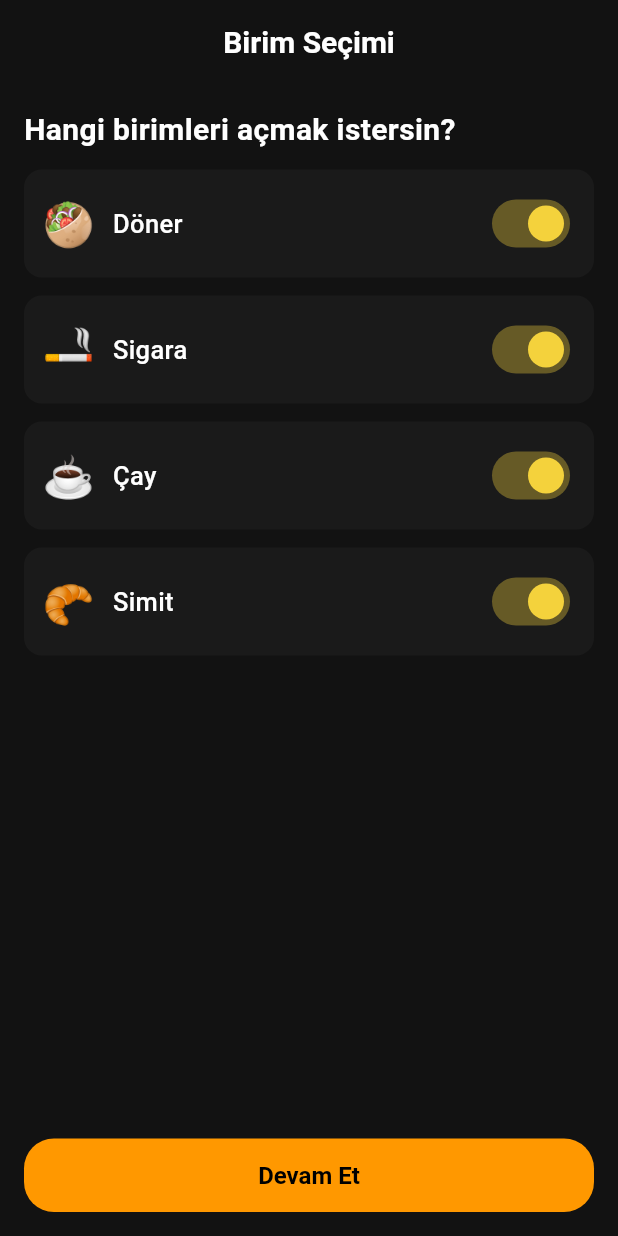
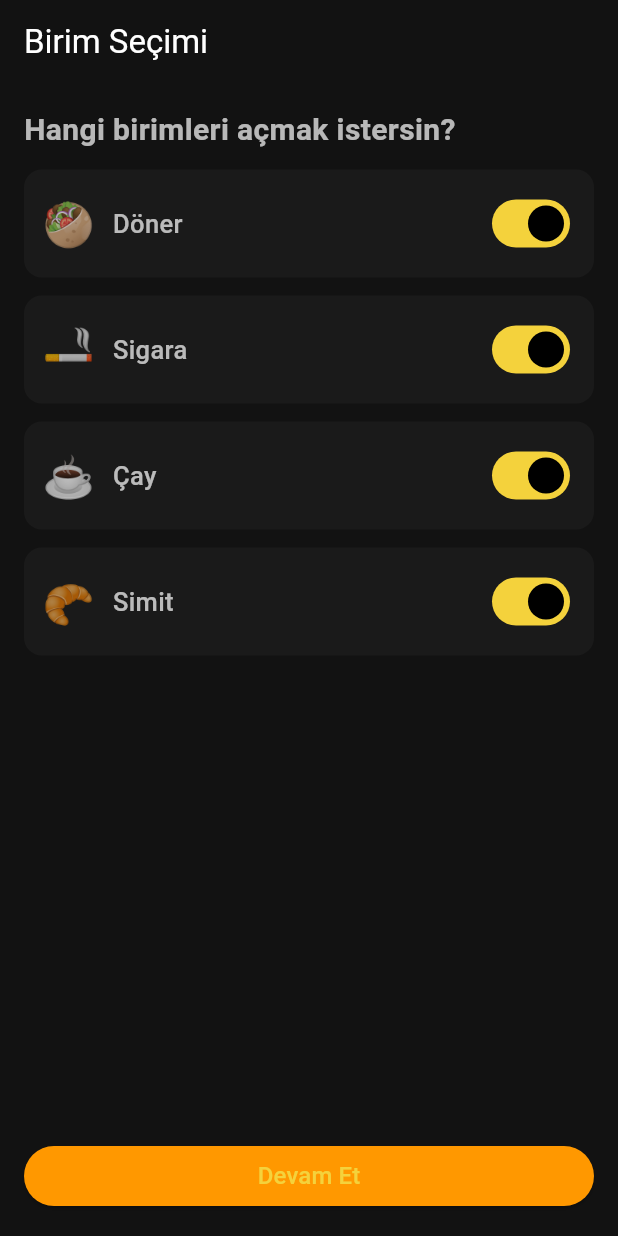
Before and after one commit to tunahan-kara/Donermatik, a Flutter app: the screen it shows after launch, on a phone screen of 412 x 824 dp. Run offline on Flutter 3.47's test engine with Material 3 defaults, Android fonts, the phone set to English and light mode, and no system bars; our stand-ins replace shared_preferences.

Commit message:
Bug fixes and light/dark theme

```diff
--- a/donermatik/lib/main.dart
+++ b/donermatik/lib/main.dart
@@ -1,9 +1,11 @@
 import 'package:flutter/material.dart';
 import 'package:flutter/services.dart';
+import 'package:provider/provider.dart';
 import 'package:shared_preferences/shared_preferences.dart';
 
 import 'models/unit_model.dart';
 import 'models/subscription_model.dart';
+
 import 'utils/default_units.dart';
 import 'utils/storage_service.dart';
 
@@ -13,12 +15,13 @@ import 'screens/profile_screen.dart';
 import 'screens/onboarding_screen.dart';
 import 'screens/subscriptions_screen.dart';
 
+import 'providers/settings_provider.dart';
 import 'theme/app_theme.dart';
 
 void main() async {
   WidgetsFlutterBinding.ensureInitialized();
 
-  // FULLSCREEN
+  // FULL SCREEN MODE
   await SystemChrome.setEnabledSystemUIMode(SystemUiMode.immersiveSticky);
 
   SystemChrome.setSystemUIOverlayStyle(
@@ -28,7 +31,12 @@ void main() async {
     ),
   );
 
-  runApp(const DonermatikApp());
+  runApp(
+    ChangeNotifierProvider(
+      create: (_) => SettingsProvider()..loadSettings(),
+      child: const DonermatikApp(),
+    ),
+  );
 }
 
 class DonermatikApp extends StatelessWidget {
@@ -36,10 +44,19 @@ class DonermatikApp extends StatelessWidget {
 
   @override
   Widget build(BuildContext context) {
+    final settings = context.watch<SettingsProvider>().settings;
+
     return MaterialApp(
       title: 'Dönermatik',
       debugShowCheckedModeBanner: false,
-      theme: AppTheme.darkTheme,
+
+      // Provider teması
+      themeMode: settings.darkMode ? ThemeMode.dark : ThemeMode.light,
+
+      // AppTheme fallback (lightTheme ekledik)
+      theme: AppTheme.lightTheme,
+      darkTheme: AppTheme.darkTheme,
+
       home: const LoadingScreen(),
     );
   }
@@ -124,7 +141,6 @@ class _MainNavigationState extends State<MainNavigation> {
     List<UnitModel> finalUnits = [];
     final activeIds = await StorageService.loadActiveUnits();
 
-    // default units
     for (var u in DefaultUnits.units) {
       final savedPrice = await StorageService.loadUnitPrice(u.id);
       finalUnits.add(
@@ -135,7 +151,6 @@ class _MainNavigationState extends State<MainNavigation> {
       );
     }
 
-    // custom units
     final customMaps = await StorageService.loadCustomUnits();
     for (var m in customMaps) {
       finalUnits.add(
--- /dev/null
+++ b/donermatik/lib/models/settings_model.dart
@@ -0,0 +1,57 @@
+class SettingsModel {
+  final bool darkMode;
+  final String currency;
+  final String defaultUnit; // doner, cay, sigara, custom
+  final String? customUnitName;
+  final String userName;
+  final String avatar;
+
+  SettingsModel({
+    required this.darkMode,
+    required this.currency,
+    required this.defaultUnit,
+    required this.userName,
+    required this.avatar,
+    this.customUnitName,
+  });
+
+  SettingsModel copyWith({
+    bool? darkMode,
+    String? currency,
+    String? defaultUnit,
+    String? customUnitName,
+    String? userName,
+    String? avatar,
+  }) {
+    return SettingsModel(
+      darkMode: darkMode ?? this.darkMode,
+      currency: currency ?? this.currency,
+      defaultUnit: defaultUnit ?? this.defaultUnit,
+      customUnitName: customUnitName ?? this.customUnitName,
+      userName: userName ?? this.userName,
+      avatar: avatar ?? this.avatar,
+    );
+  }
+
+  Map<String, dynamic> toMap() {
+    return {
+      "darkMode": darkMode,
+      "currency": currency,
+      "defaultUnit": defaultUnit,
+      "customUnitName": customUnitName,
+      "userName": userName,
+      "avatar": avatar,
+    };
+  }
+
+  factory SettingsModel.fromMap(Map<String, dynamic> map) {
+    return SettingsModel(
+      darkMode: map["darkMode"] ?? true,
+      currency: map["currency"] ?? "TRY",
+      defaultUnit: map["defaultUnit"] ?? "doner",
+      customUnitName: map["customUnitName"],
+      userName: map["userName"] ?? "Kullanıcı",
+      avatar: map["avatar"] ?? "😎",
+    );
+  }
+}
--- /dev/null
+++ b/donermatik/lib/storage/settings_storage.dart
@@ -0,0 +1,33 @@
+import 'package:shared_preferences/shared_preferences.dart';
+import '../models/settings_model.dart';
+
+class SettingsStorage {
+  static Future<void> save(SettingsModel model) async {
+    final prefs = await SharedPreferences.getInstance();
+
+    prefs.setBool("darkMode", model.darkMode);
+    prefs.setString("currency", model.currency);
+    prefs.setString("defaultUnit", model.defaultUnit);
+    prefs.setString("customUnitName", model.customUnitName ?? "");
+    prefs.setString("userName", model.userName);
+    prefs.setString("avatar", model.avatar);
+  }
+
+  static Future<SettingsModel> load() async {
+    final prefs = await SharedPreferences.getInstance();
+
+    return SettingsModel(
+      darkMode: prefs.getBool("darkMode") ?? true,
+      currency: prefs.getString("currency") ?? "TRY",
+      defaultUnit: prefs.getString("defaultUnit") ?? "doner",
+      customUnitName: prefs.getString("customUnitName"),
+      userName: prefs.getString("userName") ?? "Kullanıcı",
+      avatar: prefs.getString("avatar") ?? "😎",
+    );
+  }
+
+  static Future<void> reset() async {
+    final prefs = await SharedPreferences.getInstance();
+    await prefs.clear();
+  }
+}
--- a/donermatik/lib/theme/app_theme.dart
+++ b/donermatik/lib/theme/app_theme.dart
@@ -1,133 +1,68 @@
 import 'package:flutter/material.dart';
 
 class AppColors {
-  // BACKGROUND
-  static const Color background = Color(0xFF101012); // soft dark
-  static const Color scaffold = Color(0xFF111216);
+  static const backgroundDark = Color(0xFF0F0F11);
+  static const cardDark = Color(0xFF1A1A1E);
 
-  // CARDS
-  static const Color card = Color(0xFF1E1F24); // hafif mavi-gri koyu
-  static const Color cardSoft = Color(0xFF24262E); // biraz daha açık kart
+  static const backgroundLight = Color(0xFFF5F5F7);
+  static const cardLight = Color(0xFFFFFFFF);
 
-  // ACCENT (pastel sarı)
-  static const Color accent = Color(0xFFF4D23C);
-  static const Color accentDark = Color(0xFFE0BD32);
+  static const accent = Color(0xFFF4D23C);
 
-  // TEXT
-  static const Color textPrimary = Colors.white;
-  static const Color textSecondary = Color(0xFF9FA1A9);
+  static const accentDark = Color(0xFFE0BE2E);
 
-  // DIVIDER
-  static const Color divider = Color(0xFF2A2C32);
+  static const textPrimary = Colors.white;
+  static const textSecondary = Colors.white70;
 
-  static Color get shadow => Colors.black.withOpacity(0.35);
+  static const textPrimaryLight = Colors.black87;
+  static const textSecondaryLight = Colors.black54;
 }
 
 class AppTheme {
-  static ThemeData get darkTheme {
-    final base = ThemeData.dark();
+  // -------------------------------------------------------
+  // DARK THEME
+  // -------------------------------------------------------
+  static ThemeData darkTheme = ThemeData(
+    brightness: Brightness.dark,
+    useMaterial3: true,
+    scaffoldBackgroundColor: AppColors.backgroundDark,
+    cardColor: AppColors.cardDark,
+    colorScheme: const ColorScheme.dark(
+      primary: AppColors.accent,
+      secondary: AppColors.accent,
+    ),
+    textTheme: const TextTheme(
+      bodyLarge: TextStyle(color: AppColors.textPrimary),
+      bodyMedium: TextStyle(color: AppColors.textSecondary),
+    ),
+  );
 
-    return base.copyWith(
-      scaffoldBackgroundColor: AppColors.scaffold,
-      primaryColor: AppColors.accent,
-      colorScheme: base.colorScheme.copyWith(
-        primary: AppColors.accent,
-        secondary: AppColors.accent,
-        brightness: Brightness.dark,
-      ),
+  // -------------------------------------------------------
+  // LIGHT THEME (SENDE EKSİK OLAN BU!)
+  // -------------------------------------------------------
+  static ThemeData lightTheme = ThemeData(
+    brightness: Brightness.light,
+    useMaterial3: true,
+    scaffoldBackgroundColor: AppColors.backgroundLight,
+    cardColor: AppColors.cardLight,
+    colorScheme: const ColorScheme.light(
+      primary: AppColors.accent,
+      secondary: AppColors.accent,
+    ),
+    textTheme: const TextTheme(
+      bodyLarge: TextStyle(color: AppColors.textPrimaryLight),
+      bodyMedium: TextStyle(color: AppColors.textSecondaryLight),
+    ),
+  );
 
-      // APP BAR
-      appBarTheme: AppBarTheme(
-        backgroundColor: Colors.transparent,
-        elevation: 0,
-        centerTitle: true,
-        titleTextStyle: TextStyle(
-          fontSize: 20,
-          fontWeight: FontWeight.w700,
-          color: AppColors.textPrimary,
-        ),
-        iconTheme: const IconThemeData(color: AppColors.textPrimary),
-      ),
-
-      // TEXT
-      textTheme: base.textTheme.apply(
-        bodyColor: AppColors.textPrimary,
-        displayColor: AppColors.textPrimary,
-      ),
-
-      // INPUTS
-      inputDecorationTheme: InputDecorationTheme(
-        filled: true,
-        fillColor: AppColors.card,
-        hintStyle: const TextStyle(color: AppColors.textSecondary),
-        labelStyle: const TextStyle(color: AppColors.textSecondary),
-        enabledBorder: OutlineInputBorder(
-          borderRadius: BorderRadius.circular(18),
-          borderSide: const BorderSide(color: AppColors.divider),
-        ),
-        focusedBorder: OutlineInputBorder(
-          borderRadius: BorderRadius.circular(18),
-          borderSide: const BorderSide(color: AppColors.accent, width: 1.5),
-        ),
-        contentPadding: const EdgeInsets.symmetric(
-          horizontal: 16,
-          vertical: 14,
-        ),
-      ),
-
-      // BUTTONLAR
-      elevatedButtonTheme: ElevatedButtonThemeData(
-        style: ElevatedButton.styleFrom(
-          backgroundColor: AppColors.accent,
-          foregroundColor: Colors.black,
-          elevation: 0,
-          shape: RoundedRectangleBorder(
-            borderRadius: BorderRadius.circular(20), // iOS vari
-          ),
-          padding: const EdgeInsets.symmetric(vertical: 15, horizontal: 12),
-          textStyle: const TextStyle(fontSize: 15, fontWeight: FontWeight.w600),
-        ),
-      ),
-
-      // SWITCH
-      switchTheme: SwitchThemeData(
-        thumbColor: MaterialStateProperty.resolveWith((states) {
-          if (states.contains(MaterialState.selected)) {
-            return AppColors.accent;
-          }
-          return Colors.grey.shade400;
-        }),
-        trackColor: MaterialStateProperty.resolveWith((states) {
-          if (states.contains(MaterialState.selected)) {
-            return AppColors.accent.withOpacity(0.35);
-          }
-          return Colors.grey.shade700;
-        }),
-      ),
-
-      // BOTTOM NAV
-      bottomNavigationBarTheme: const BottomNavigationBarThemeData(
-        backgroundColor: Color(0xFF111216),
-        selectedItemColor: AppColors.accent,
-        unselectedItemColor: AppColors.textSecondary,
-        type: BottomNavigationBarType.fixed,
-        elevation: 0,
-      ),
-    );
-  }
-
-  // Kartlar için ortak dekorasyon
+  // -------------------------------------------------------
+  // YARDIMCI KART DEKORASYONU (Dashboard için)
+  // -------------------------------------------------------
   static BoxDecoration cardDecoration({bool soft = false}) {
     return BoxDecoration(
-      color: soft ? AppColors.cardSoft : AppColors.card,
-      borderRadius: BorderRadius.circular(20),
-      boxShadow: [
-        BoxShadow(
-          color: AppColors.shadow,
-          blurRadius: 12,
-          offset: const Offset(0, 6),
-        ),
-      ],
+      color: soft ? AppColors.cardDark.withOpacity(0.8) : AppColors.cardDark,
+      borderRadius: BorderRadius.circular(16),
+      border: Border.all(color: Colors.white10, width: 1),
     );
   }
 }
--- a/donermatik/pubspec.yaml
+++ b/donermatik/pubspec.yaml
@@ -39,6 +39,8 @@ dependencies:
 
   uuid: ^4.3.3
   intl: ^0.19.0
+  provider: ^6.1.1
+
 
 
 
```
Also changed, not shown: donermatik/lib/providers/settings_provider.dart (added, +65 -0 lines), donermatik/lib/screens/dashboard_screen.dart (added, +252 -0 lines), donermatik/lib/utils/dashboard_calculator.dart (+28 -18 lines).
